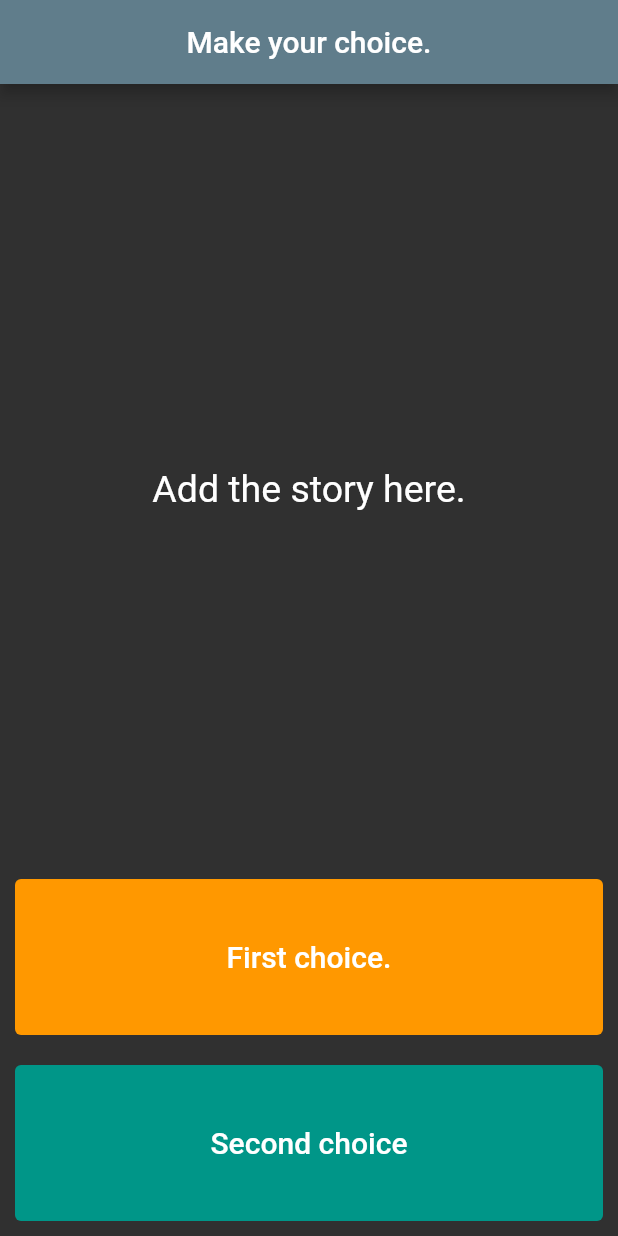
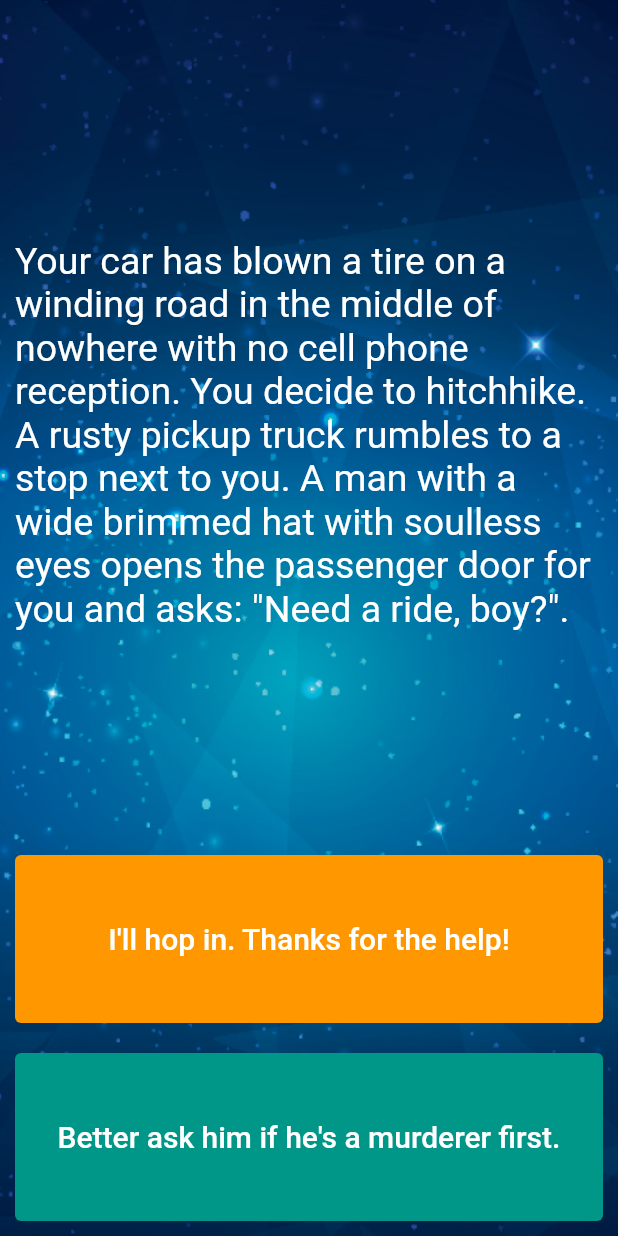
Before and after one commit to rooptestdev/destini_flutter, a Flutter app: the screen it shows after launch, on a phone screen of 412 x 824 dp. Run offline on Flutter 3.47's test engine with Material 2 defaults, Android fonts, the phone set to English and light mode, and no system bars.

Commit message:
Final commit

```diff
--- a/lib/main.dart
+++ b/lib/main.dart
@@ -1,4 +1,5 @@
 import 'package:flutter/material.dart';
+import 'story_bank.dart';
 
 void main() {
   runApp(const DestiniApp());
@@ -7,25 +8,21 @@ void main() {
 class DestiniApp extends StatelessWidget {
   const DestiniApp({Key? key}) : super(key: key);
 
-  // This widget is the root of your application.
   @override
   Widget build(BuildContext context) {
     return MaterialApp(
       theme: ThemeData.dark(),
       home: Scaffold(
-        appBar: AppBar(
-          backgroundColor: Colors.blueGrey,
-          centerTitle: true,
-          title: Text(
-            'Make your choice.',
+        body: Container(
+          decoration: BoxDecoration(
+            image: DecorationImage(
+              image: AssetImage('images/background.png'),
+              fit: BoxFit.cover,
             ),
           ),
-        body: SafeArea(
-          child: Container(
-            padding: EdgeInsets.symmetric(
-              horizontal: 10.0,
-              vertical: 10.0,
-            ),
+          padding: EdgeInsets.symmetric(horizontal: 10.0, vertical: 10.0),
+          constraints: BoxConstraints.expand(),
+          child: SafeArea(
             child: StoryPage(),
           ),
         ),
@@ -42,6 +39,7 @@ class StoryPage extends StatefulWidget {
 }
 
 class _StoryPageState extends State<StoryPage> {
+  StoryBank storyBank = StoryBank();
   @override
   Widget build(BuildContext context) {
     return Column(
@@ -52,7 +50,7 @@ class _StoryPageState extends State<StoryPage> {
           flex: 5,
           child: Center(
             child: Text(
-              'Add the story here.',
+              storyBank.getStoryTitle(),
               style: TextStyle(
                 fontSize: 25.0,
               ),
@@ -64,9 +62,14 @@ class _StoryPageState extends State<StoryPage> {
             style: TextButton.styleFrom(
               backgroundColor: Colors.orange,
             ),
-            onPressed: () {},
+            onPressed: () {
+              print('First choice');
+              setState(() {
+                storyBank.nextStory(1);
+              });
+            },
             child: Text(
-              'First choice.',
+              storyBank.getChoice1(),
               style: TextStyle(
                 color: Colors.white,
                 fontSize: 20.0,
@@ -74,20 +77,28 @@ class _StoryPageState extends State<StoryPage> {
             ),
           ),
         ),
-        SizedBox(
+        const SizedBox(
           height: 20.0,
         ),
         Expanded(
+          child: Visibility(
+            visible: storyBank.buttonVisible(),
             child: TextButton(
               style: TextButton.styleFrom(
                 backgroundColor: Colors.teal,
               ),
-            onPressed: () {},
+              onPressed: () {
+                print('Second choice');
+                setState(() {
+                  storyBank.nextStory(2);
+                });
+              },
               child: Text(
-              'Second choice',
+                storyBank.getChoice2(),
                 style: TextStyle(
                   color: Colors.white,
                   fontSize: 20.0,
+                ),
               ),
             ),
           ),
--- a/lib/story_bank.dart
+++ b/lib/story_bank.dart
@@ -1,7 +1,9 @@
 import 'story.dart';
 
 class StoryBank {
-  final List<Story> _storyList = [
+  int _storyNumber = 0;
+
+  List<Story> _storyList = [
     Story(
         storyTitle:
             'Your car has blown a tire on a winding road in the middle of nowhere with no cell phone reception. You decide to hitchhike. A rusty pickup truck rumbles to a stop next to you. A man with a wide brimmed hat with soulless eyes opens the passenger door for you and asks: "Need a ride, boy?".',
@@ -32,4 +34,46 @@ class StoryBank {
         choice1: 'Restart',
         choice2: '')
   ];
+
+  String getStoryTitle() {
+    return _storyList[_storyNumber].storyTitle;
+  }
+
+  String getChoice1() {
+    return _storyList[_storyNumber].choice1;
+  }
+
+  String getChoice2() {
+    return _storyList[_storyNumber].choice2;
+  }
+
+  void nextStory(int userChoice) {
+    if (userChoice == 1 && _storyNumber == 0) {
+      _storyNumber = 2;
+    } else if (userChoice == 2 && _storyNumber == 0) {
+      _storyNumber = 1;
+    } else if (userChoice == 1 && _storyNumber == 2) {
+      _storyNumber = 5;
+    } else if (userChoice == 2 && _storyNumber == 2) {
+      _storyNumber = 4;
+    } else if (userChoice == 1 && _storyNumber == 1) {
+      _storyNumber = 2;
+    } else if (userChoice == 2 && _storyNumber == 1) {
+      _storyNumber = 3;
+    } else if (_storyNumber == 3 || _storyNumber == 4 || _storyNumber == 5) {
+      restart();
+    }
+  }
+
+  void restart() {
+    _storyNumber = 0;
+  }
+
+  bool buttonVisible() {
+    if (_storyNumber == 3 || _storyNumber == 4 || _storyNumber == 5) {
+      return false;
+    } else {
+      return true;
+    }
+  }
 }
--- a/pubspec.yaml
+++ b/pubspec.yaml
@@ -58,8 +58,8 @@ flutter:
   uses-material-design: true
 
   # To add assets to your application, add an assets section, like this:
-  # assets:
-  #   - images/a_dot_burr.jpeg
+  assets:
+    - images/
   #   - images/a_dot_ham.jpeg
 
   # An image asset can refer to one or more resolution-specific "variants", see
```
Also changed, not shown: images/background.png (added). Lines whose indentation alone changed are shown as unchanged.
